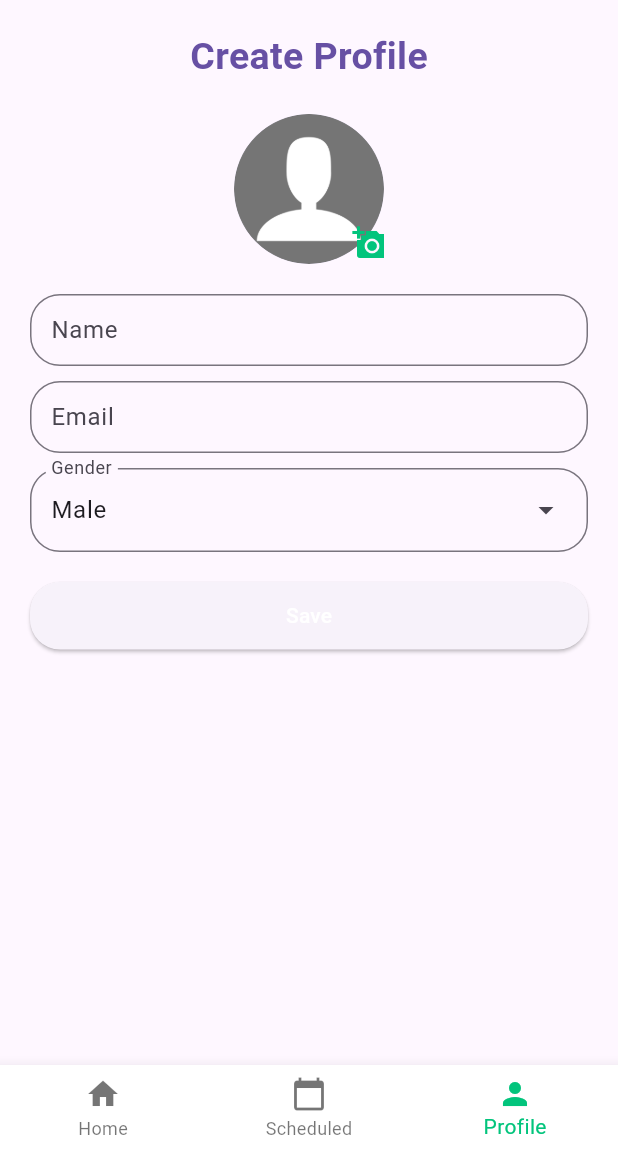
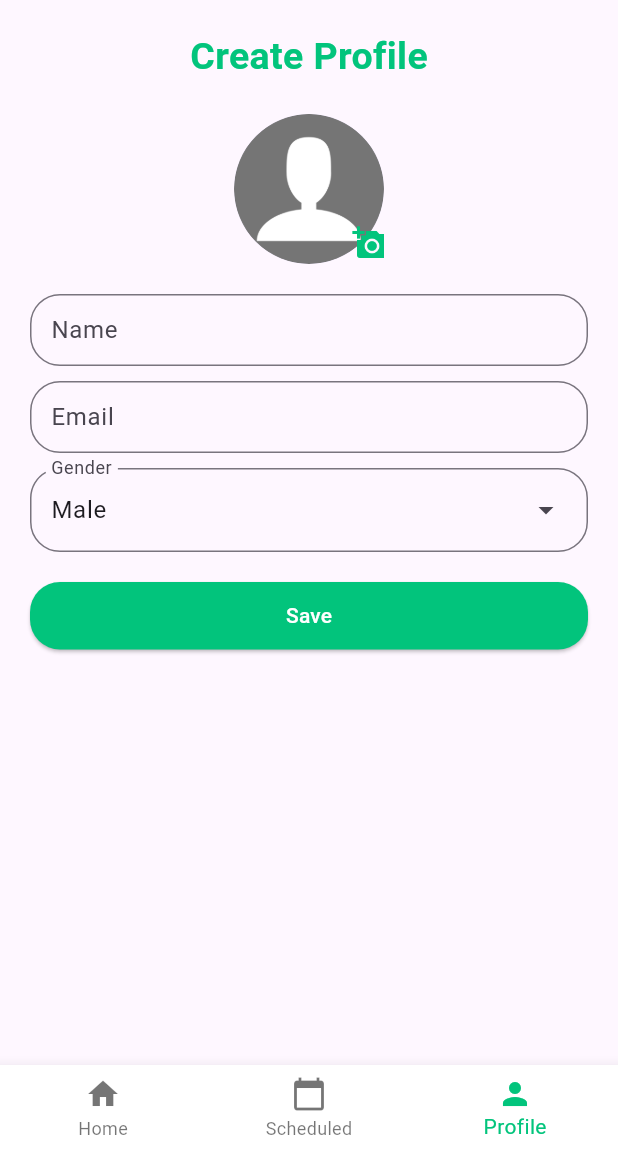
Before and after one commit to riozulfandy/dolistify, a Flutter app: the screen it shows after launch, item 3 of the bottom bar chosen, on a phone screen of 412 x 824 dp, the part 84-1236 px from its top. Run offline on Flutter 3.47's test engine with Material 3 defaults, Android fonts, the phone set to English and light mode, and no system bars; our stand-ins replace email_validator, image_picker.

Commit message:
fix profile page

```diff
--- a/lib/ui/edit_profile.dart
+++ b/lib/ui/edit_profile.dart
@@ -94,11 +94,10 @@ class EditPofilePageState extends State<EditPofilePage> {
               children: [
                 Text(
                   name == "" ? "Create Profile" : "Edit Profile",
-                  style: TextStyle(
-                    fontSize: 25,
-                    fontWeight: FontWeight.bold,
-                    color: Theme.of(context).colorScheme.primary,
-                  ),
+                  style: const TextStyle(
+                      fontSize: 25,
+                      fontWeight: FontWeight.bold,
+                      color: Color.fromARGB(255, 2, 196, 124)),
                 ),
                 const SizedBox(height: 20),
                 Stack(
@@ -221,10 +220,11 @@ class EditPofilePageState extends State<EditPofilePage> {
                           width: double.infinity,
                           child: ElevatedButton(
                             style: ElevatedButton.styleFrom(
-                              shape: RoundedRectangleBorder(
-                                borderRadius: BorderRadius.circular(20),
-                              ),
-                            ),
+                                shape: RoundedRectangleBorder(
+                                  borderRadius: BorderRadius.circular(20),
+                                ),
+                                backgroundColor:
+                                    const Color.fromARGB(255, 2, 196, 124)),
                             onPressed: () {
                               if (_formKey.currentState!.validate()) {
                                 saveProfile();
--- a/lib/ui/profilepage.dart
+++ b/lib/ui/profilepage.dart
@@ -21,6 +21,7 @@ class ProfilePageState extends State<ProfilePage> {
   @override
   Widget build(BuildContext context) {
     return Scaffold(
+        backgroundColor: Colors.transparent,
         body: SingleChildScrollView(
           child: Container(
             padding: const EdgeInsets.all(20),
@@ -47,7 +48,6 @@ class ProfilePageState extends State<ProfilePage> {
                     )
                   ],
                 ),
-
                 const SizedBox(height: 20),
                 Row(
                   mainAxisAlignment: MainAxisAlignment.center,
--- a/lib/widget/bottom_nav.dart
+++ b/lib/widget/bottom_nav.dart
@@ -51,6 +51,7 @@ class BottomNavState extends State<BottomNav> {
           ];
 
     return Scaffold(
+      backgroundColor: Colors.grey.shade50,
       appBar: AppBar(
         elevation: 1,
         backgroundColor: Colors.white,
--- a/pubspec.yaml
+++ b/pubspec.yaml
@@ -32,6 +32,8 @@ dependencies:
     sdk: flutter
   image_picker: ^1.0.7
   email_validator: '^2.1.16'
+  intl:
+  google_fonts:
 
 
   # The following adds the Cupertino Icons font to your application.
```
Also changed, not shown: lib/ui/scheduled.dart (+11 -9 lines), pubspec.lock, 1 other file. Lines whose indentation alone changed are shown as unchanged.
